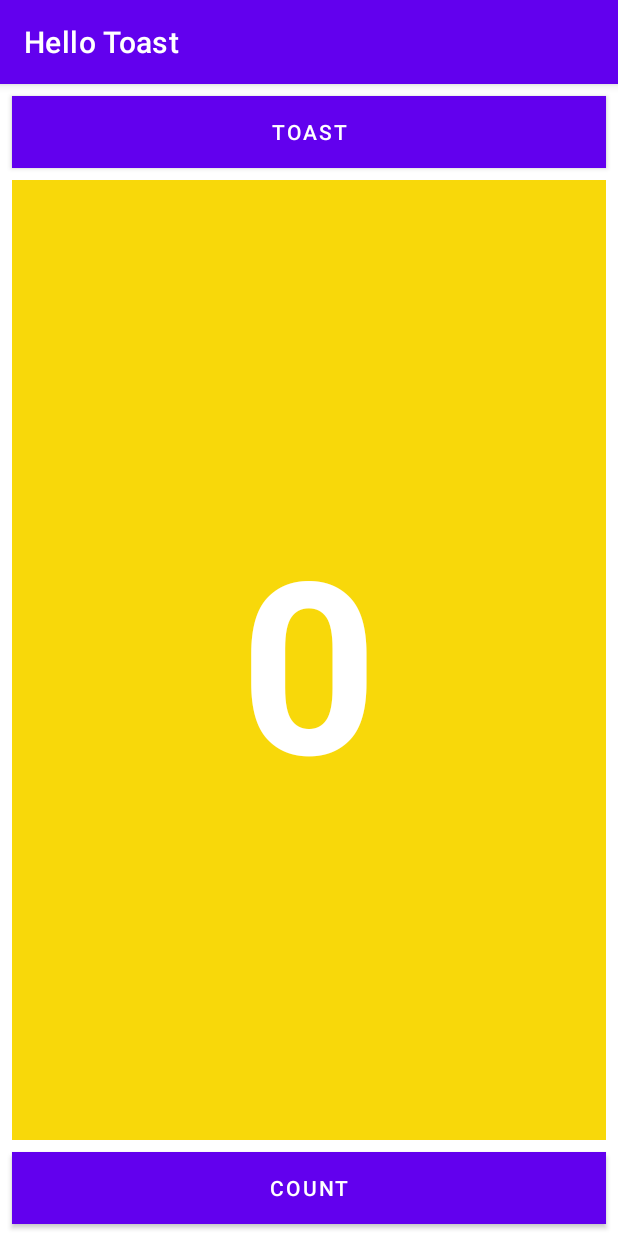
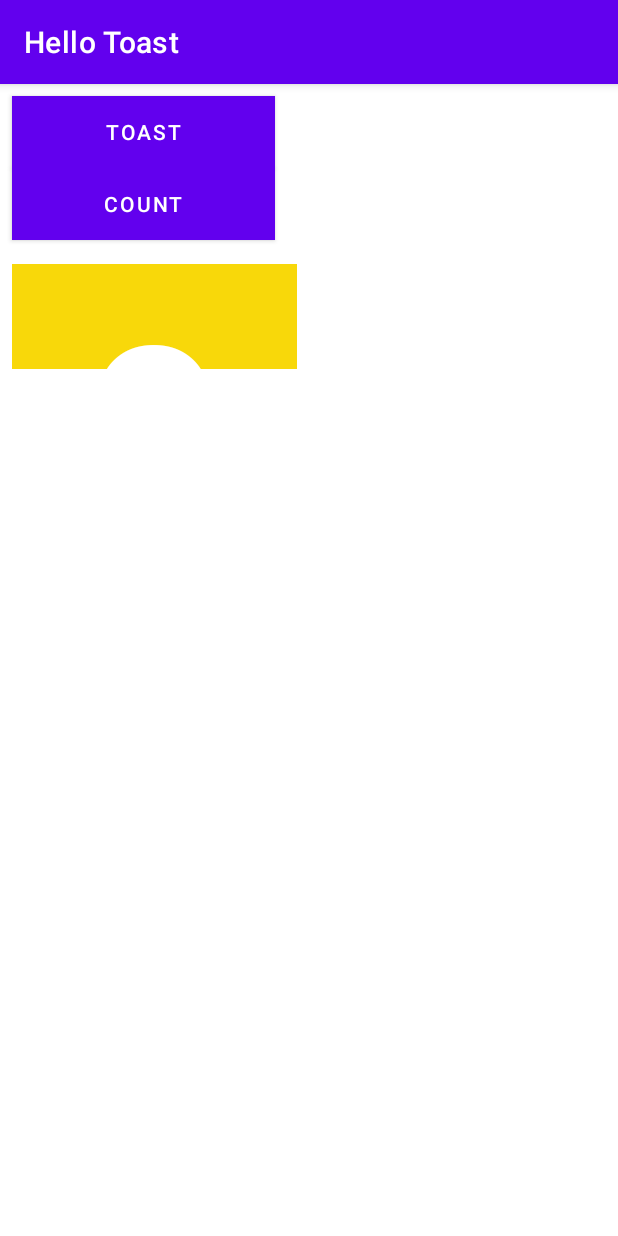
Before and after one commit to MAD-Weekly-Assignment/Lab-2-HelloToast2, an Android app: the screen it shows after launch (MainActivity), on a phone screen of 412 x 824 dp. Run offline under Robolectric (Android 15) with nearby library versions, the phone set to English and light mode, and no system bars.

Commit message:
Changed the root view to LinearLayout

```diff
--- a/HelloToastChallenge2/app/src/main/res/layout-xlarge/activity_main.xml
+++ b/HelloToastChallenge2/app/src/main/res/layout-xlarge/activity_main.xml
@@ -1,10 +1,11 @@
 <?xml version="1.0" encoding="utf-8"?>
-<androidx.constraintlayout.widget.ConstraintLayout xmlns:android="http://schemas.android.com/apk/res/android"
+<LinearLayout xmlns:android="http://schemas.android.com/apk/res/android"
     xmlns:app="http://schemas.android.com/apk/res-auto"
     xmlns:tools="http://schemas.android.com/tools"
     android:layout_width="match_parent"
     android:layout_height="match_parent"
     tools:context=".MainActivity"
+    android:orientation="vertical"
     tools:layout_editor_absoluteY="89dp">
 
     <Button
@@ -38,8 +39,8 @@
 
     <TextView
         android:id="@+id/show_count"
-        android:layout_width="0dp"
-        android:layout_height="0dp"
+        android:layout_width="359dp"
+        android:layout_height="303dp"
         android:layout_marginStart="8dp"
         android:layout_marginTop="8dp"
         android:layout_marginEnd="8dp"
@@ -55,4 +56,4 @@
         app:layout_constraintEnd_toEndOf="parent"
         app:layout_constraintStart_toStartOf="parent"
         app:layout_constraintTop_toBottomOf="@+id/button_toast" />
-</androidx.constraintlayout.widget.ConstraintLayout>
+</LinearLayout>
--- a/HelloToastChallenge2/app/src/main/res/layout/activity_main.xml
+++ b/HelloToastChallenge2/app/src/main/res/layout/activity_main.xml
@@ -1,15 +1,16 @@
 <?xml version="1.0" encoding="utf-8"?>
-<androidx.constraintlayout.widget.ConstraintLayout xmlns:android="http://schemas.android.com/apk/res/android"
+<LinearLayout xmlns:android="http://schemas.android.com/apk/res/android"
     xmlns:app="http://schemas.android.com/apk/res-auto"
     xmlns:tools="http://schemas.android.com/tools"
     android:layout_width="match_parent"
     android:layout_height="match_parent"
+    android:orientation="vertical"
     tools:context=".MainActivity">
 
 
     <Button
         android:id="@+id/button_toast"
-        android:layout_width="0dp"
+        android:layout_width="175dp"
         android:layout_height="wrap_content"
         android:layout_marginStart="8dp"
         android:layout_marginTop="8dp"
@@ -24,7 +25,7 @@
 
     <Button
         android:id="@+id/button_count"
-        android:layout_width="0dp"
+        android:layout_width="175dp"
         android:layout_height="wrap_content"
         android:layout_marginStart="8dp"
         android:layout_marginEnd="8dp"
@@ -40,8 +41,8 @@
 
     <TextView
         android:id="@+id/show_count"
-        android:layout_width="0dp"
-        android:layout_height="0dp"
+        android:layout_width="190dp"
+        android:layout_height="70dp"
         android:layout_marginStart="8dp"
         android:layout_marginTop="8dp"
         android:layout_marginEnd="8dp"
@@ -57,4 +58,4 @@
         app:layout_constraintEnd_toEndOf="parent"
         app:layout_constraintStart_toStartOf="parent"
         app:layout_constraintTop_toBottomOf="@+id/button_toast" />
-</androidx.constraintlayout.widget.ConstraintLayout>
+</LinearLayout>
```
